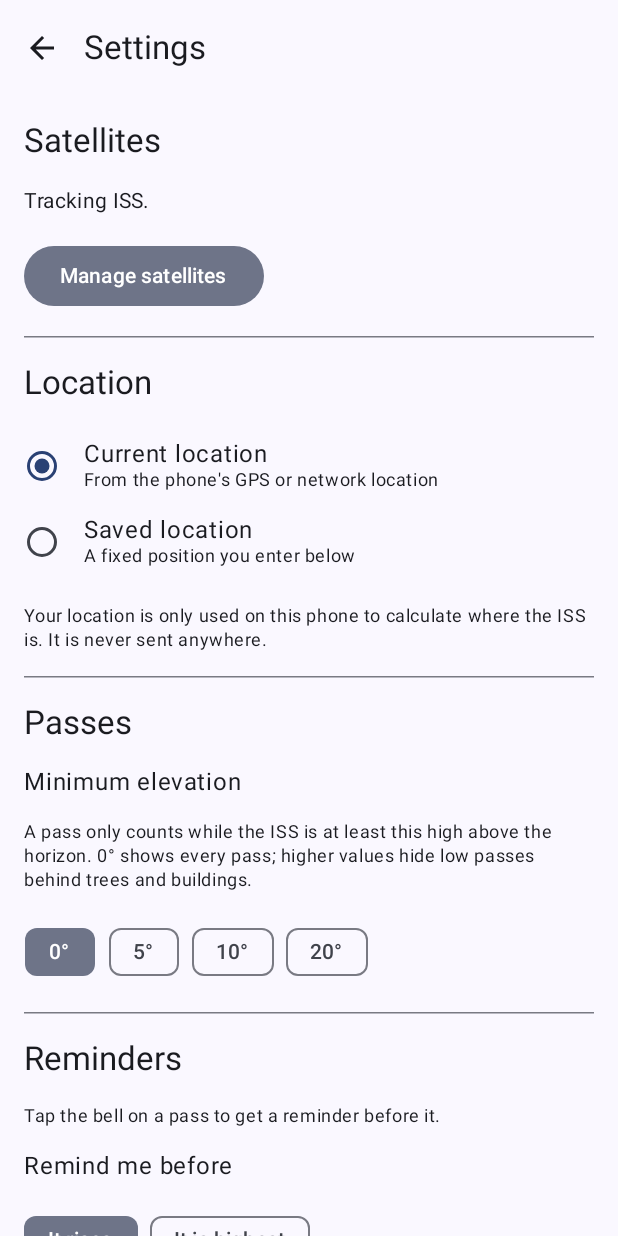
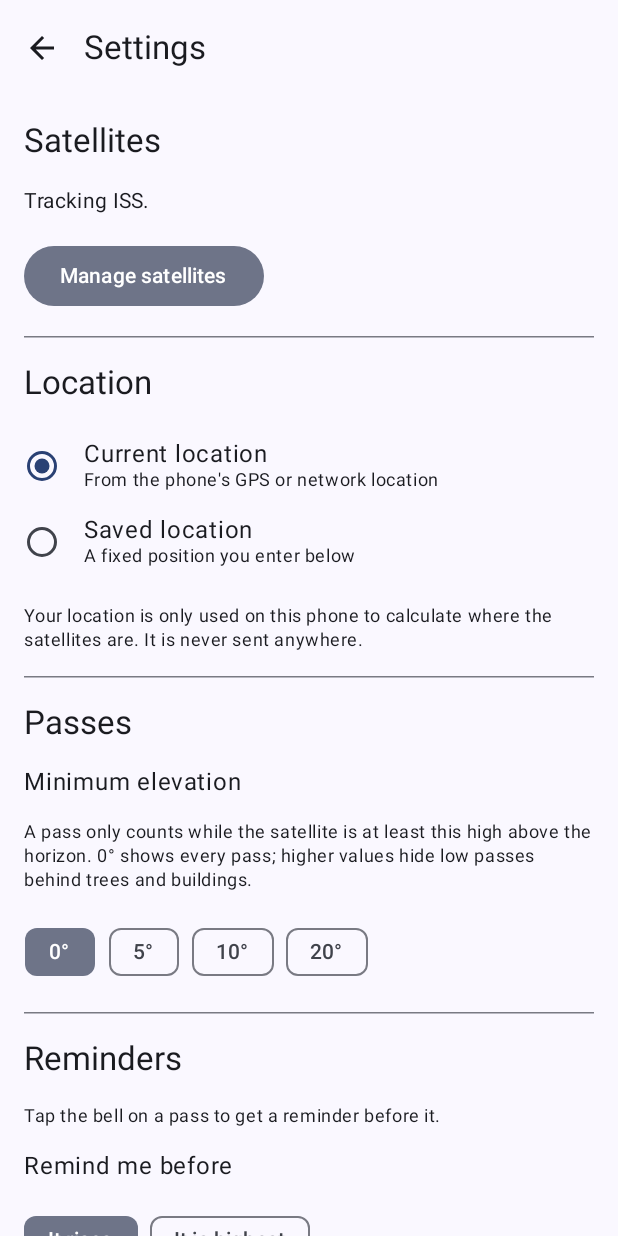
Before and after one commit to KevinNortier/iss-tracker, an Android app built with Jetpack Compose: the SettingsRoute screen opened through its navigation route, on a phone screen of 412 x 824 dp. Run offline under Robolectric (Android 15) with nearby library versions, the phone set to English and light mode, and no system bars.

Commit message:
README and texts for multiple satellites

```diff
--- a/app/src/main/AndroidManifest.xml
+++ b/app/src/main/AndroidManifest.xml
@@ -5,7 +5,7 @@
     <!-- Only used to download orbit data (TLE) from CelesTrak. -->
     <uses-permission android:name="android.permission.INTERNET" />
 
-    <!-- The observer position, used only on the device to calculate where the ISS is. -->
+    <!-- The observer position, used only on the device to calculate the passes. -->
     <uses-permission android:name="android.permission.ACCESS_COARSE_LOCATION" />
     <uses-permission android:name="android.permission.ACCESS_FINE_LOCATION" />
 
--- a/app/src/main/java/io/github/kevinnortier/isstracker/notify/ReminderNotifications.kt
+++ b/app/src/main/java/io/github/kevinnortier/isstracker/notify/ReminderNotifications.kt
@@ -81,7 +81,7 @@ data class ReminderInfo(
             val key = intent.getStringExtra(EXTRA_KEY)?.let(PassKey::decode) ?: return null
             return ReminderInfo(
                 key = key,
-                satelliteName = intent.getStringExtra(EXTRA_NAME) ?: "ISS",
+                satelliteName = intent.getStringExtra(EXTRA_NAME) ?: "Satellite",
                 trigger = intent.getStringExtra(EXTRA_TRIGGER)
                     ?.let { name -> NotifyTrigger.entries.firstOrNull { it.name == name } }
                     ?: NotifyTrigger.RISE,
--- a/app/src/main/java/io/github/kevinnortier/isstracker/sensors/Pointing.kt
+++ b/app/src/main/java/io/github/kevinnortier/isstracker/sensors/Pointing.kt
@@ -223,7 +223,7 @@ object Pointing {
 
     /**
      * Heading offset for gyro mode when the phone's [axis] is pointed at something with a known true
-     * azimuth (the sun, the ISS). Null when the pointing axis is too close to vertical to tell.
+     * azimuth (the sun, a bright satellite). Null when the pointing axis is too close to vertical to tell.
      */
     fun gyroOffsetFromTarget(gyro: FloatArray, axis: PointingAxis, targetAzimuthDeg: Double): Double? {
         val pointingAz = horizontalAzimuth(gyro, deviceAxis(axis)) ?: return null
--- a/app/src/main/java/io/github/kevinnortier/isstracker/ui/location/LocationCard.kt
+++ b/app/src/main/java/io/github/kevinnortier/isstracker/ui/location/LocationCard.kt
@@ -129,7 +129,7 @@ private fun CurrentLocationContent(
 
     if (state.permission == LocationPermission.NONE) {
         Text(
-            "Location access is needed to calculate where the ISS is from where you are. " +
+            "Location access is needed to calculate the passes for where you are. " +
                 "Your location stays on this phone.",
         )
         if (permissionDenied) {
--- a/app/src/main/java/io/github/kevinnortier/isstracker/ui/settings/SettingsScreen.kt
+++ b/app/src/main/java/io/github/kevinnortier/isstracker/ui/settings/SettingsScreen.kt
@@ -173,7 +173,7 @@ fun SettingsScreen(
             }
 
             Text(
-                "Your location is only used on this phone to calculate where the ISS is. " +
+                "Your location is only used on this phone to calculate where the satellites are. " +
                     "It is never sent anywhere.",
                 style = MaterialTheme.typography.bodySmall,
             )
@@ -183,7 +183,7 @@ fun SettingsScreen(
             Text("Passes", style = MaterialTheme.typography.titleLarge)
             Text("Minimum elevation", style = MaterialTheme.typography.bodyLarge)
             Text(
-                "A pass only counts while the ISS is at least this high above the horizon. " +
+                "A pass only counts while the satellite is at least this high above the horizon. " +
                     "0° shows every pass; higher values hide low passes behind trees and buildings.",
                 style = MaterialTheme.typography.bodySmall,
             )
@@ -209,7 +209,7 @@ fun SettingsScreen(
             HorizontalDivider()
 
             Text("Find in sky", style = MaterialTheme.typography.titleLarge)
-            Text("Point at the ISS with", style = MaterialTheme.typography.bodyLarge)
+            Text("Point with", style = MaterialTheme.typography.bodyLarge)
             Text(
                 "Back: hold the phone like a camera. Top: e.g. with the phone strapped along an antenna, " +
                     "binoculars or a camera.",
@@ -231,7 +231,7 @@ fun SettingsScreen(
             Text(
                 "Compass: always knows north, but magnets (e.g. MagSafe) and metal disturb it. " +
                     "Gyro: unaffected by magnets; north is set when Find in sky opens and can be re-aligned " +
-                    "by pointing at the sun or the ISS.",
+                    "by pointing at the sun or a bright satellite.",
                 style = MaterialTheme.typography.bodySmall,
             )
             FlowRow(horizontalArrangement = Arrangement.spacedBy(8.dp)) {
```
Also changed, not shown: 1 other file.
